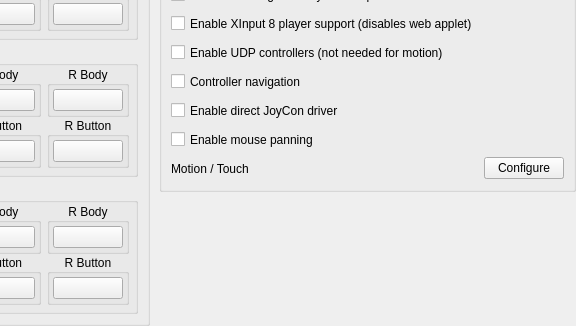
The window that src/yuzu/configuration/configure_input_advanced.ui (Kryptuq/Yuzu-Early-Access-files) describes before a commit, drawn with Qt 5; both pictures show x 256 to 832 and y 257 to 583 of the 832 by 583 pixel window.
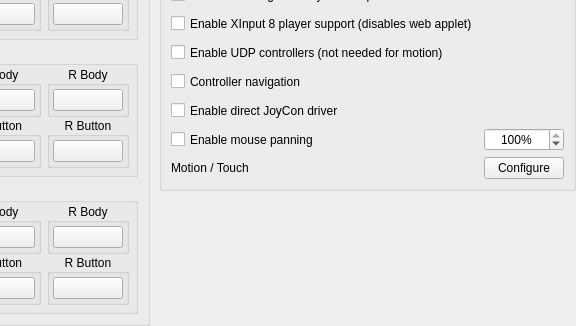
The same window after the commit.

Patch:
```diff
--- a/src/yuzu/configuration/configure_input_advanced.ui
+++ b/src/yuzu/configuration/configure_input_advanced.ui
@@ -2724,7 +2724,7 @@
                        </property>
                      </widget>
                    </item>
-                   <item row="7" column="2">
+                   <item row="6" column="2">
                      <widget class="QSpinBox" name="mouse_panning_sensitivity">
                        <property name="toolTip">
                          <string>Mouse sensitivity</string>
```
